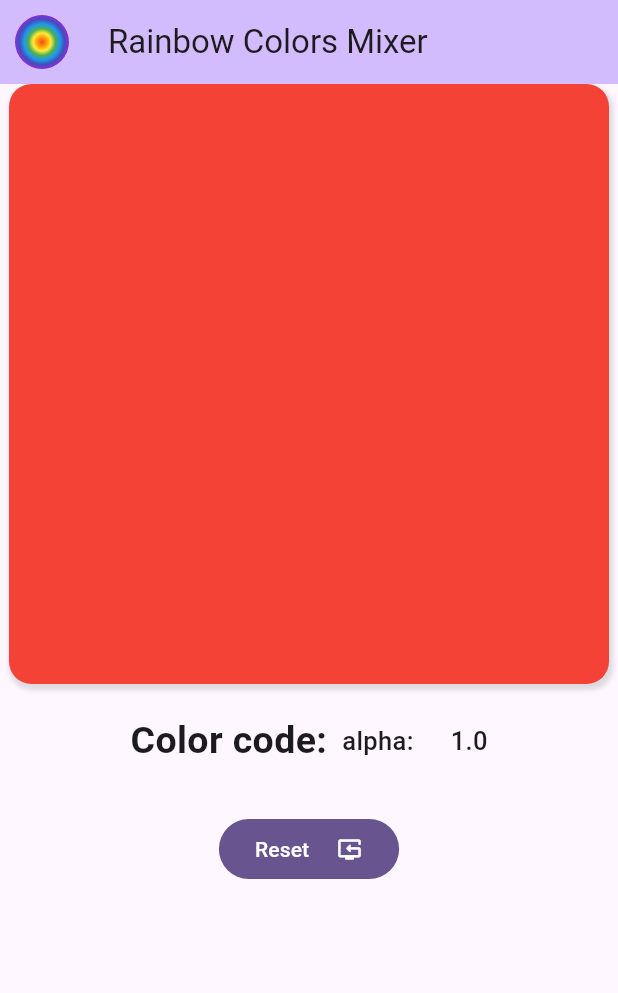
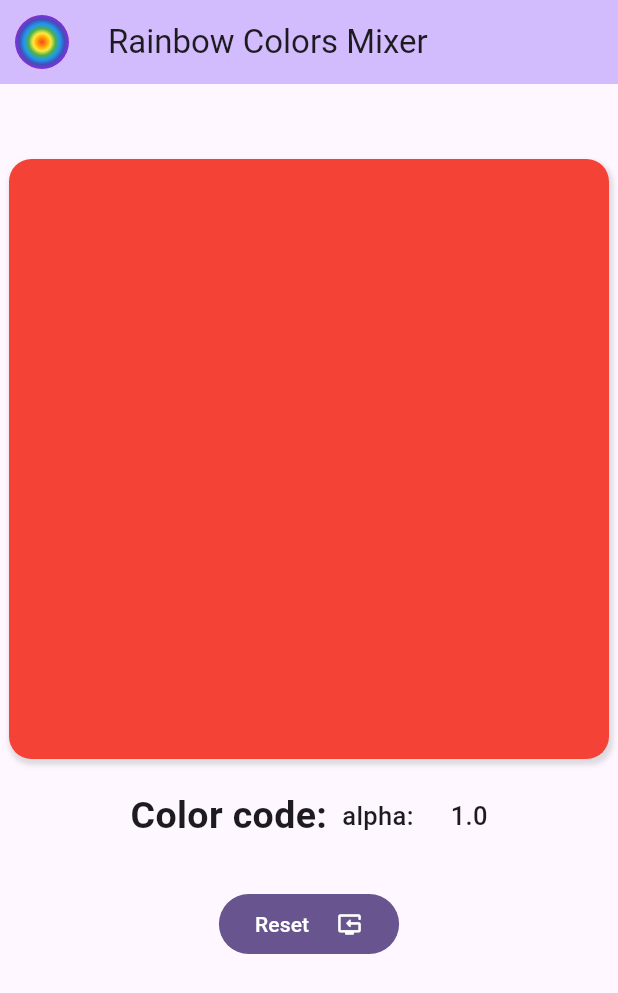
Before and after one commit to Buteya/rainbow_color_mixer, a Flutter app: the screen it shows after launch, after a tap on "pick a color!!!", after a tap on "Mix", on a phone screen of 412 x 824 dp. Shown: the top 993 px of the screen. Run offline on Flutter 3.47's test engine with Material 3 defaults, Android fonts, the phone set to English and light mode, and no system bars.

Commit message:
some space from the app bar

```diff
--- a/lib/main.dart
+++ b/lib/main.dart
@@ -168,6 +168,9 @@ class _MyHomePageState extends State<MyHomePage> {
               : Column(
                   mainAxisAlignment: MainAxisAlignment.center,
                   children: <Widget>[
+                    const SizedBox(
+                      height: 50,
+                    ),
                     Row(
                       mainAxisAlignment: MainAxisAlignment.center,
                       children: [
```
